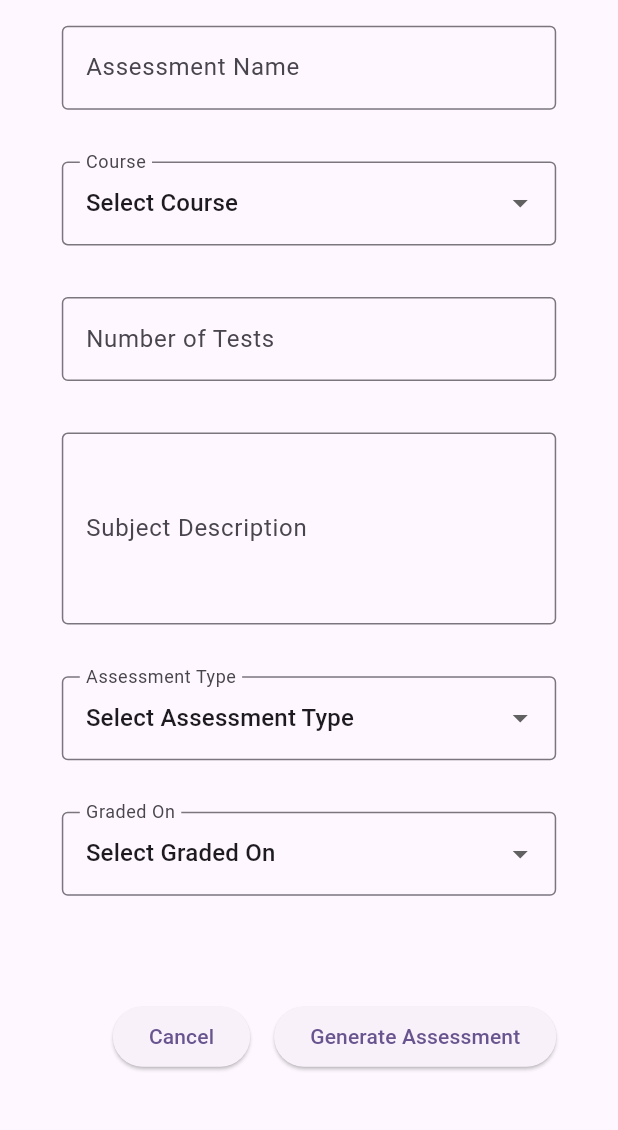
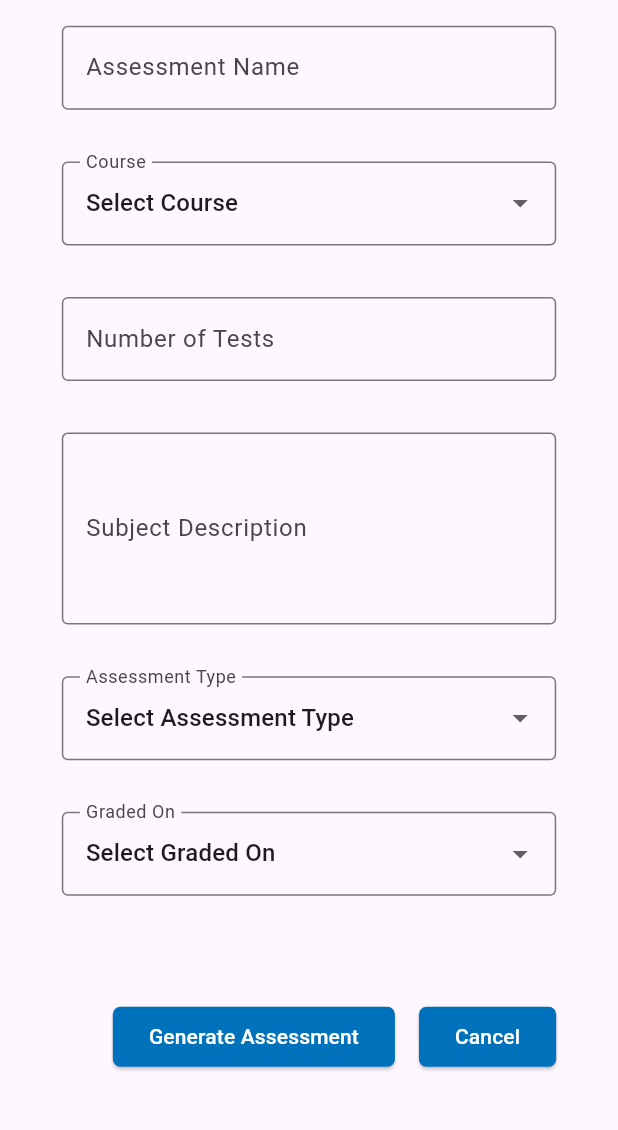
Before and after one commit to umgc/Summer2024, a Flutter app: the CreateBaseAssessmentView screen opened directly, on a phone screen of 412 x 824 dp, the part 84-1214 px from its top. Run offline on Flutter 3.47's test engine with Material 3 defaults, Android fonts, the light colour scheme and no system bars.

Commit message:
[TeamC] restyle buttons in form

```diff
--- a/Team-C/test_wizard/lib/utils/create_base_assessment_form.dart
+++ b/Team-C/test_wizard/lib/utils/create_base_assessment_form.dart
@@ -107,13 +107,13 @@ class BaseAssessmentFormState extends State<CreateBaseAssessmentForm> {
                     mainAxisAlignment: MainAxisAlignment.end,
                     children: [
                       ElevatedButton(
-                        onPressed: () => Navigator.of(context).pop(),
-                        child: const Text('Cancel'),
-                      ),
-                      const SizedBox(
-                        width: 16,
-                      ),
-                      ElevatedButton(
+                        style: ElevatedButton.styleFrom(
+                          backgroundColor: const Color(0xFF0072BB),
+                          foregroundColor: Colors.white,
+                          shape: RoundedRectangleBorder(
+                            borderRadius: BorderRadius.circular(5.0),
+                          ),
+                        ),
                         onPressed: () {
                           if (_formKey.currentState!.validate()) {
                             String assessmentName = assessmentController.text;
@@ -139,6 +139,20 @@ class BaseAssessmentFormState extends State<CreateBaseAssessmentForm> {
                         },
                         child: const Text('Generate Assessment'),
                       ),
+                      const SizedBox(
+                        width: 16,
+                      ),
+                      ElevatedButton(
+                        style: ElevatedButton.styleFrom(
+                          backgroundColor: const Color(0xFF0072BB),
+                          foregroundColor: Colors.white,
+                          shape: RoundedRectangleBorder(
+                            borderRadius: BorderRadius.circular(5.0),
+                          ),
+                        ),
+                        onPressed: () => Navigator.of(context).pop(),
+                        child: const Text('Cancel'),
+                      ),
                     ],
                   ),
                 ),
```
